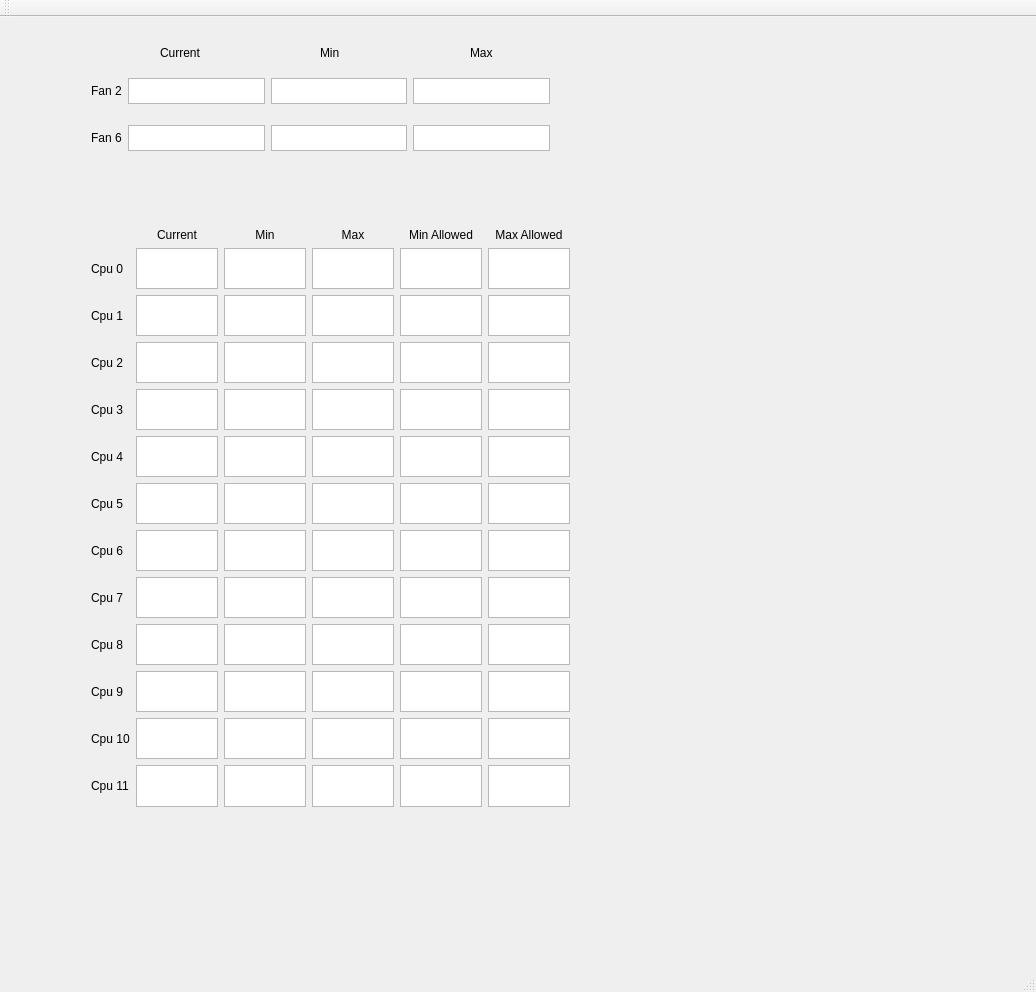
Qt form mainwindow.ui (wojtekkedzior/hardware-monitor) before a commit.
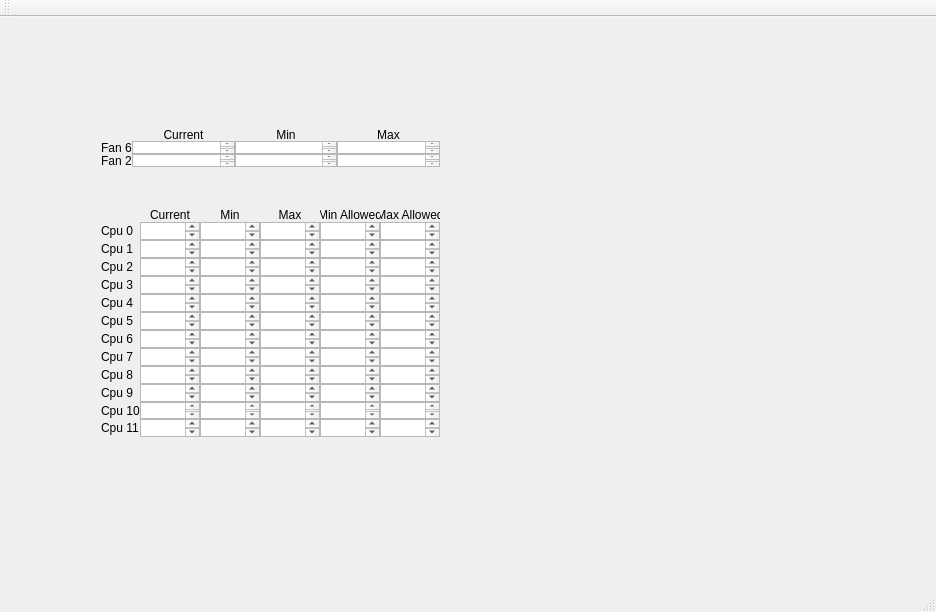
The same form after that commit.

Commit message: Adding CPU temperature header and source, formatting of the UI

What changed in the file:
```diff
--- a/mainwindow.ui
+++ b/mainwindow.ui
@@ -6,119 +6,27 @@
    <rect>
     <x>0</x>
     <y>0</y>
-    <width>1036</width>
-    <height>992</height>
+    <width>936</width>
+    <height>612</height>
    </rect>
   </property>
   <property name="windowTitle">
    <string>MainWindow</string>
   </property>
   <widget class="QWidget" name="centralWidget">
-   <widget class="QWidget" name="gridLayoutWidget">
-    <property name="geometry">
-     <rect>
-      <x>80</x>
-      <y>50</y>
-      <width>481</width>
-      <height>48</height>
-     </rect>
-    </property>
-    <layout class="QGridLayout" name="fan2_layout">
-     <item row="0" column="0">
-      <widget class="QLabel" name="label">
-       <property name="text">
-        <string>Fan 2</string>
-       </property>
-      </widget>
-     </item>
-     <item row="0" column="3">
-      <widget class="QTextBrowser" name="fan2_max"/>
-     </item>
-     <item row="0" column="1">
-      <widget class="QTextBrowser" name="fan2_current"/>
-     </item>
-     <item row="0" column="2">
-      <widget class="QTextBrowser" name="fan2_min"/>
-     </item>
-    </layout>
-   </widget>
-   <widget class="QLabel" name="label_2">
-    <property name="geometry">
-     <rect>
-      <x>160</x>
-      <y>30</y>
-      <width>45</width>
-      <height>11</height>
-     </rect>
-    </property>
-    <property name="text">
-     <string>Current</string>
-    </property>
-   </widget>
-   <widget class="QLabel" name="label_3">
-    <property name="geometry">
-     <rect>
-      <x>320</x>
-      <y>30</y>
-      <width>45</width>
-      <height>11</height>
-     </rect>
-    </property>
-    <property name="text">
-     <string>Min</string>
-    </property>
-   </widget>
-   <widget class="QLabel" name="label_4">
-    <property name="geometry">
-     <rect>
-      <x>470</x>
-      <y>30</y>
-      <width>45</width>
-      <height>11</height>
-     </rect>
-    </property>
-    <property name="text">
-     <string>Max</string>
-    </property>
-   </widget>
-   <widget class="QWidget" name="gridLayoutWidget_2">
-    <property name="geometry">
-     <rect>
-      <x>80</x>
-      <y>97</y>
-      <width>481</width>
-      <height>48</height>
-     </rect>
-    </property>
-    <layout class="QGridLayout" name="fan6_layout">
-     <item row="0" column="0">
-      <widget class="QLabel" name="label_5">
-       <property name="text">
-        <string>Fan 6</string>
-       </property>
-      </widget>
-     </item>
-     <item row="0" column="3">
-      <widget class="QTextBrowser" name="fan6_max"/>
-     </item>
-     <item row="0" column="1">
-      <widget class="QTextBrowser" name="fan6_current"/>
-     </item>
-     <item row="0" column="2">
-      <widget class="QTextBrowser" name="fan6_min"/>
-     </item>
-    </layout>
-   </widget>
    <widget class="QWidget" name="gridLayoutWidget_3">
     <property name="geometry">
      <rect>
-      <x>80</x>
-      <y>200</y>
-      <width>501</width>
-      <height>601</height>
+      <x>90</x>
+      <y>180</y>
+      <width>361</width>
+      <height>251</height>
      </rect>
     </property>
     <layout class="QGridLayout" name="gridLayout">
+     <property name="spacing">
+      <number>0</number>
+     </property>
      <item row="6" column="1">
       <widget class="QLabel" name="cpu5_label">
        <property name="text">
@@ -196,16 +104,6 @@
      <item row="1" column="4">
       <widget class="QTextBrowser" name="cpu0_max"/>
      </item>
-     <item row="0" column="4">
-      <widget class="QLabel" name="label_9">
-       <property name="text">
-        <string>Max</string>
-       </property>
-       <property name="alignment">
-        <set>Qt::AlignCenter</set>
-       </property>
-      </widget>
-     </item>
      <item row="1" column="1">
       <widget class="QLabel" name="cpu0_label">
        <property name="text">
@@ -223,6 +121,12 @@
        </property>
       </widget>
      </item>
+     <item row="2" column="3">
+      <widget class="QTextBrowser" name="cpu1_min"/>
+     </item>
+     <item row="1" column="5">
+      <widget class="QTextBrowser" name="cpu0_min_allowed"/>
+     </item>
      <item row="0" column="6">
       <widget class="QLabel" name="label_11">
        <property name="text">
@@ -233,12 +137,6 @@
        </property>
       </widget>
      </item>
-     <item row="1" column="5">
-      <widget class="QTextBrowser" name="cpu0_min_allowed"/>
-     </item>
-     <item row="2" column="3">
-      <widget class="QTextBrowser" name="cpu1_min"/>
-     </item>
      <item row="1" column="6">
       <widget class="QTextBrowser" name="cpu0_max_allowed"/>
      </item>
@@ -248,6 +146,9 @@
      <item row="2" column="5">
       <widget class="QTextBrowser" name="cpu1_min_allowed"/>
      </item>
+     <item row="11" column="5">
+      <widget class="QTextBrowser" name="cpu10_min_allowed"/>
+     </item>
      <item row="2" column="4">
       <widget class="QTextBrowser" name="cpu1_max"/>
      </item>
@@ -261,6 +162,9 @@
        </property>
       </widget>
      </item>
+     <item row="8" column="6">
+      <widget class="QTextBrowser" name="cpu7_max_allowed"/>
+     </item>
      <item row="10" column="1">
       <widget class="QLabel" name="cpu9_label">
        <property name="text">
@@ -282,6 +186,9 @@
        </property>
       </widget>
      </item>
+     <item row="3" column="3">
+      <widget class="QTextBrowser" name="cpu2_min"/>
+     </item>
      <item row="11" column="1">
       <widget class="QLabel" name="cpu10_label">
        <property name="text">
@@ -289,6 +196,9 @@
        </property>
       </widget>
      </item>
+     <item row="3" column="2">
+      <widget class="QTextBrowser" name="cpu2_current"/>
+     </item>
      <item row="12" column="1">
       <widget class="QLabel" name="cpu11_label">
        <property name="text">
@@ -296,21 +206,15 @@
        </property>
       </widget>
      </item>
-     <item row="3" column="3">
-      <widget class="QTextBrowser" name="cpu2_min"/>
-     </item>
-     <item row="3" column="2">
-      <widget class="QTextBrowser" name="cpu2_current"/>
-     </item>
      <item row="11" column="3">
       <widget class="QTextBrowser" name="cpu10_min"/>
      </item>
-     <item row="10" column="5">
-      <widget class="QTextBrowser" name="cpu9_min_allowed"/>
-     </item>
      <item row="7" column="2">
       <widget class="QTextBrowser" name="cpu6_current"/>
      </item>
+     <item row="10" column="5">
+      <widget class="QTextBrowser" name="cpu9_min_allowed"/>
+     </item>
      <item row="7" column="3">
       <widget class="QTextBrowser" name="cpu6_min"/>
      </item>
@@ -362,18 +266,12 @@
      <item row="10" column="6">
       <widget class="QTextBrowser" name="cpu9_max_allowed"/>
      </item>
-     <item row="11" column="5">
-      <widget class="QTextBrowser" name="cpu10_min_allowed"/>
-     </item>
      <item row="12" column="6">
       <widget class="QTextBrowser" name="cpu11_max_allowed"/>
      </item>
      <item row="11" column="6">
       <widget class="QTextBrowser" name="cpu10_max_allowed"/>
      </item>
-     <item row="8" column="6">
-      <widget class="QTextBrowser" name="cpu7_max_allowed"/>
-     </item>
      <item row="8" column="5">
       <widget class="QTextBrowser" name="cpu7_min_allowed"/>
      </item>
@@ -401,12 +299,12 @@
      <item row="11" column="4">
       <widget class="QTextBrowser" name="cpu10_max"/>
      </item>
-     <item row="12" column="4">
-      <widget class="QTextBrowser" name="cpu11_max"/>
-     </item>
      <item row="4" column="2">
       <widget class="QTextBrowser" name="cpu3_current"/>
      </item>
+     <item row="12" column="4">
+      <widget class="QTextBrowser" name="cpu11_max"/>
+     </item>
      <item row="5" column="2">
       <widget class="QTextBrowser" name="cpu4_current"/>
      </item>
@@ -446,6 +344,93 @@
      <item row="4" column="3">
       <widget class="QTextBrowser" name="cpu3_min"/>
      </item>
+     <item row="0" column="4">
+      <widget class="QLabel" name="label_9">
+       <property name="text">
+        <string>Max</string>
+       </property>
+       <property name="alignment">
+        <set>Qt::AlignCenter</set>
+       </property>
+      </widget>
+     </item>
+    </layout>
+   </widget>
+   <widget class="QWidget" name="gridLayoutWidget_4">
+    <property name="geometry">
+     <rect>
+      <x>90</x>
+      <y>100</y>
+      <width>361</width>
+      <height>61</height>
+     </rect>
+    </property>
+    <layout class="QGridLayout" name="gridLayout_2">
+     <property name="spacing">
+      <number>0</number>
+     </property>
+     <item row="0" column="2">
+      <widget class="QLabel" name="label_3">
+       <property name="text">
+        <string>Min</string>
+       </property>
+       <property name="alignment">
+        <set>Qt::AlignCenter</set>
+       </property>
+      </widget>
+     </item>
+     <item row="0" column="1">
+      <widget class="QLabel" name="label_2">
+       <property name="text">
+        <string>Current</string>
+       </property>
+       <property name="alignment">
+        <set>Qt::AlignCenter</set>
+       </property>
+      </widget>
+     </item>
+     <item row="0" column="3">
+      <widget class="QLabel" name="label_4">
+       <property name="text">
+        <string>Max</string>
+       </property>
+       <property name="alignment">
+        <set>Qt::AlignCenter</set>
+       </property>
+      </widget>
+     </item>
+     <item row="1" column="0">
+      <widget class="QLabel" name="label_5">
+       <property name="text">
+        <string>Fan 6</string>
+       </property>
+      </widget>
+     </item>
+     <item row="2" column="0">
+      <widget class="QLabel" name="label">
+       <property name="text">
+        <string>Fan 2</string>
+       </property>
+      </widget>
+     </item>
+     <item row="1" column="1">
+      <widget class="QTextBrowser" name="fan2_current"/>
+     </item>
+     <item row="1" column="2">
+      <widget class="QTextBrowser" name="fan2_min"/>
+     </item>
+     <item row="1" column="3">
+      <widget class="QTextBrowser" name="fan2_max"/>
+     </item>
+     <item row="2" column="1">
+      <widget class="QTextBrowser" name="fan6_current"/>
+     </item>
+     <item row="2" column="2">
+      <widget class="QTextBrowser" name="fan6_min"/>
+     </item>
+     <item row="2" column="3">
+      <widget class="QTextBrowser" name="fan6_max"/>
+     </item>
     </layout>
    </widget>
   </widget>
@@ -454,7 +439,7 @@
     <rect>
      <x>0</x>
      <y>0</y>
-     <width>1036</width>
+     <width>936</width>
      <height>14</height>
     </rect>
    </property>
```
The commit also changes 6 other files.
